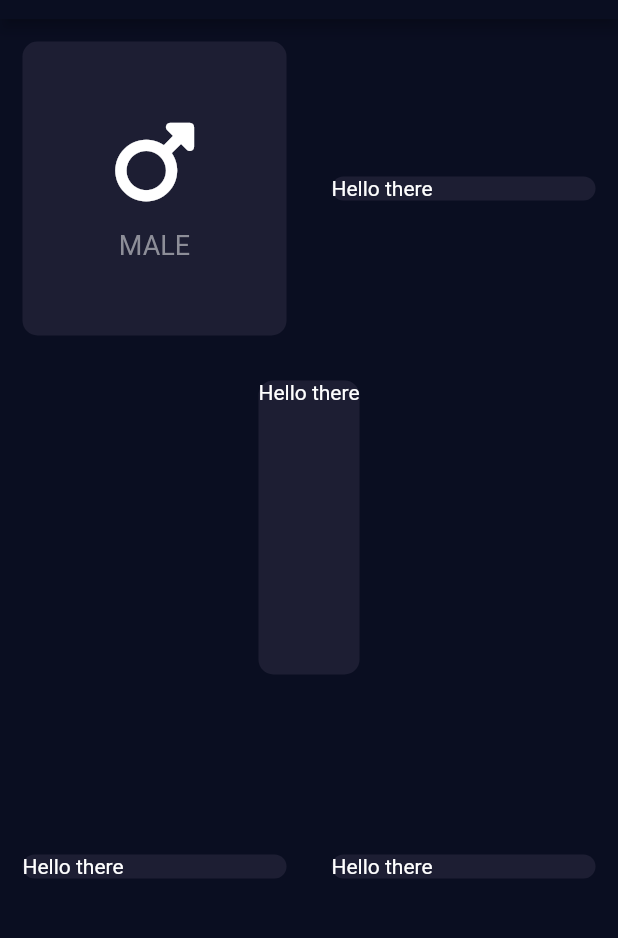
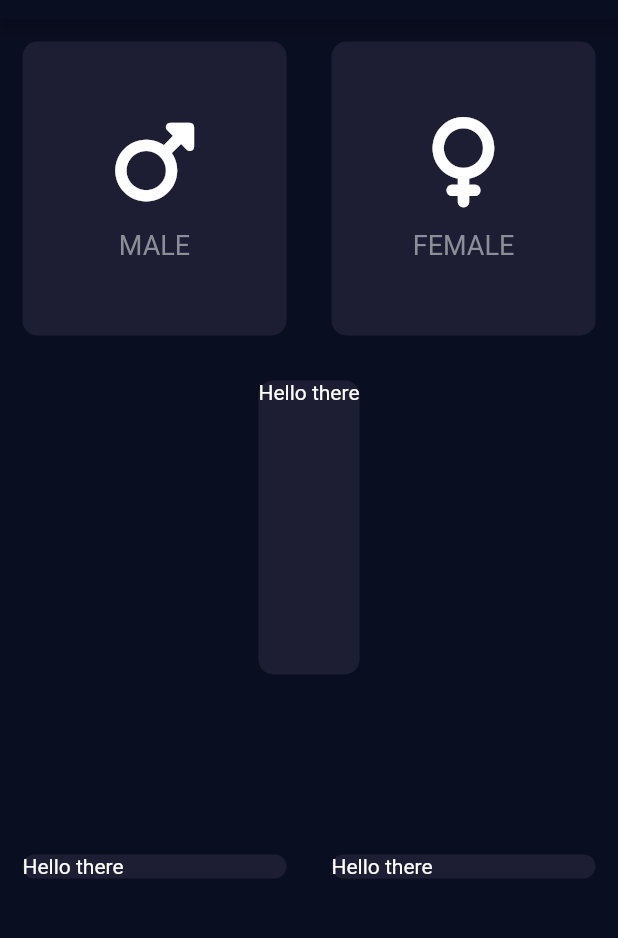
Before and after one commit to Himal-Thapa1/BMI_Calculator_htm_flutter, a Flutter app: the screen it shows after launch, on a phone screen of 412 x 824 dp, the part 65-1003 px from its top. Run offline on Flutter 3.47's test engine with Material 2 defaults, Android fonts, the phone set to English and light mode, and no system bars; our stand-ins replace font_awesome_flutter.

Commit message:
added new dart file to better handle code

```diff
--- /dev/null
+++ b/lib/icon_content.dart
@@ -0,0 +1,28 @@
+import 'package:flutter/material.dart';
+class iconContent extends StatelessWidget {
+  iconContent({required this.icon, required this.label});
+  final IconData icon;
+  final String label;
+
+  @override
+  Widget build(BuildContext context) {
+    return Column(
+      mainAxisAlignment: MainAxisAlignment.center,
+      children: <Widget>[
+        Icon(
+          icon,
+          size: 60.0,
+        ),
+        SizedBox(
+          height: 15.0,
+        ),
+        Text(
+          label,
+        style: TextStyle(
+          fontSize: 18.0,
+          color: Color(0xFF8D8E98),
+        ),)
+      ],
+    );
+  }
+}
--- a/lib/input_page.dart
+++ b/lib/input_page.dart
@@ -1,5 +1,8 @@
 import 'package:flutter/material.dart';
 import 'package:font_awesome_flutter/font_awesome_flutter.dart';
+import 'reusable_card.dart';
+import 'icon_content.dart';
+
 const bottomContainerHeight = 80.0;
 const activeCardColor = Color(0xFF1D1E33);
 const bottomContainerColor = Color(0xFFEB1555);
@@ -23,13 +26,13 @@ class _InputPageState extends State<InputPage> {
               children: <Widget>[
                 Expanded(
                   child: ReusableCard(rang: activeCardColor,
-                  cardChild: iconContent(),
+                  cardChild: iconContent(icon: FontAwesomeIcons.mars, label: "MALE",),
                   ),
 
                 ),
                 Expanded(
                   child: ReusableCard(rang: activeCardColor,
-                  cardChild: Text("Hello there"),),
+                  cardChild: iconContent(icon: FontAwesomeIcons.venus, label: "FEMALE",),),
                 ),
               ],
             )),
@@ -61,48 +64,3 @@ class _InputPageState extends State<InputPage> {
         ));
   }
 }
-
-class iconContent extends StatelessWidget {
-  const iconContent({
-    Key? key,
-  }) : super(key: key);
-
-  @override
-  Widget build(BuildContext context) {
-    return Column(
-      mainAxisAlignment: MainAxisAlignment.center,
-      children: <Widget>[
-        Icon(
-          FontAwesomeIcons.mars,
-          size: 60.0,
-        ),
-        SizedBox(
-          height: 15.0,
-        ),
-        Text("MALE",
-        style: TextStyle(
-          fontSize: 18.0,
-          color: Color(0xFF8D8E98),
-        ),)
-      ],
-    );
-  }
-}
-
-class ReusableCard extends StatelessWidget {
-  ReusableCard({required this.rang, required this.cardChild});
-  final Color rang;
-  final Widget cardChild;
-  @override
-  Widget build(BuildContext context) {
-    return Container(
-      child: cardChild,
-      margin: EdgeInsets.all(15.0),
-      decoration: BoxDecoration(
-        // color: Color(0xFF1D1E33),
-        borderRadius: BorderRadius.circular(10),
-        color: rang,
-      ),
-    );
-  }
-}
--- /dev/null
+++ b/lib/reusable_card.dart
@@ -0,0 +1,18 @@
+import 'package:flutter/material.dart';
+class ReusableCard extends StatelessWidget {
+  ReusableCard({required this.rang, required this.cardChild});
+  final Color rang;
+  final Widget cardChild;
+  @override
+  Widget build(BuildContext context) {
+    return Container(
+      child: cardChild,
+      margin: EdgeInsets.all(15.0),
+      decoration: BoxDecoration(
+        // color: Color(0xFF1D1E33),
+        borderRadius: BorderRadius.circular(10),
+        color: rang,
+      ),
+    );
+  }
+}
```
